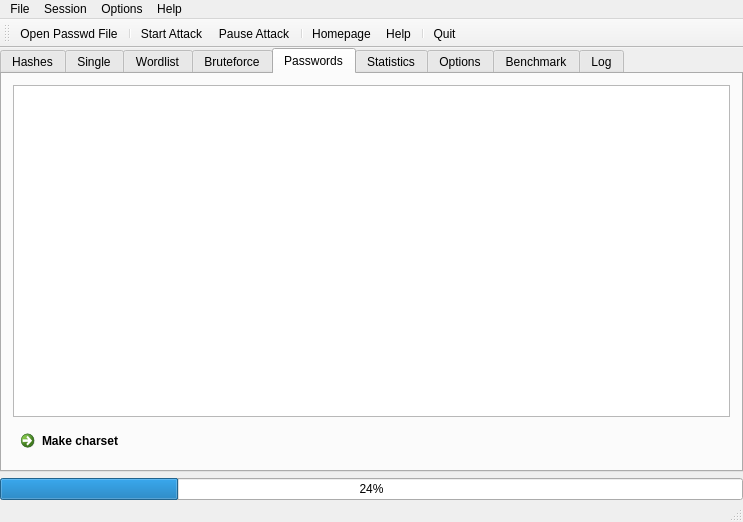
The window that mainwindow.ui (openwall/johnny) describes before a commit, drawn with Qt 5.
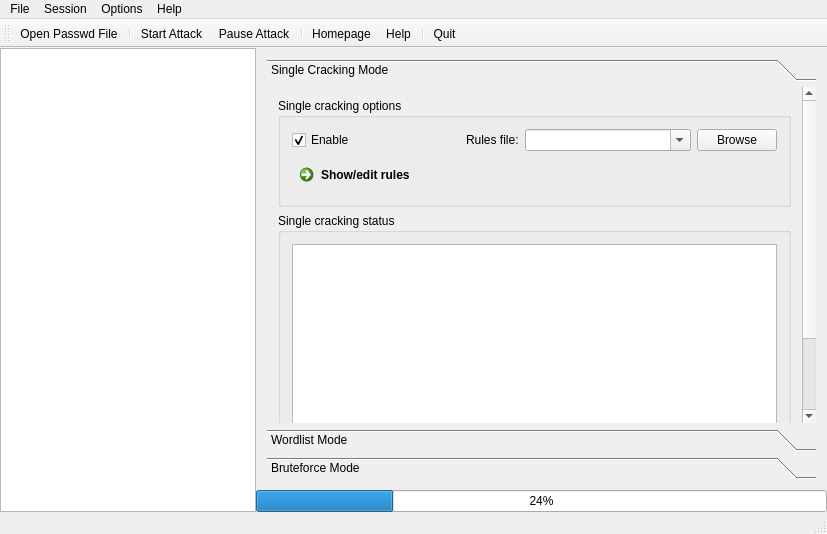
The same window after the commit. The open tabs and pages were chosen to show the change. Icons and pictures are not drawn.

Commit message: Ui overhaul for the tabbed interface and test integration with John.

What changed in the file:
```diff
--- a/mainwindow.ui
+++ b/mainwindow.ui
@@ -6,12 +6,12 @@
    <rect>
     <x>0</x>
     <y>0</y>
-    <width>743</width>
-    <height>522</height>
+    <width>827</width>
+    <height>534</height>
    </rect>
   </property>
   <property name="sizePolicy">
-   <sizepolicy hsizetype="Minimum" vsizetype="Preferred">
+   <sizepolicy hsizetype="Minimum" vsizetype="Minimum">
     <horstretch>0</horstretch>
     <verstretch>0</verstretch>
    </sizepolicy>
@@ -24,22 +24,125 @@
     <normaloff>:/icons/johnny.png</normaloff>:/icons/johnny.png</iconset>
   </property>
   <widget class="QWidget" name="centralWidget">
+   <layout class="QHBoxLayout" name="horizontalLayout_2">
+    <property name="spacing">
+     <number>0</number>
+    </property>
+    <property name="margin">
+     <number>0</number>
+    </property>
+    <item>
+     <widget class="QListWidget" name="listWidgetTabs">
+      <property name="sizePolicy">
+       <sizepolicy hsizetype="Preferred" vsizetype="Preferred">
+        <horstretch>0</horstretch>
+        <verstretch>0</verstretch>
+       </sizepolicy>
+      </property>
+      <property name="maximumSize">
+       <size>
+        <width>16777215</width>
+        <height>16777215</height>
+       </size>
+      </property>
+      <property name="frameShape">
+       <enum>QFrame::StyledPanel</enum>
+      </property>
+      <property name="frameShadow">
+       <enum>QFrame::Sunken</enum>
+      </property>
+      <property name="verticalScrollBarPolicy">
+       <enum>Qt::ScrollBarAsNeeded</enum>
+      </property>
+      <property name="horizontalScrollBarPolicy">
+       <enum>Qt::ScrollBarAlwaysOff</enum>
+      </property>
+      <property name="autoScrollMargin">
+       <number>0</number>
+      </property>
+      <property name="editTriggers">
+       <set>QAbstractItemView::NoEditTriggers</set>
+      </property>
+      <property name="tabKeyNavigation">
+       <bool>true</bool>
+      </property>
+      <property name="dragDropMode">
+       <enum>QAbstractItemView::NoDragDrop</enum>
+      </property>
+      <property name="alternatingRowColors">
+       <bool>true</bool>
+      </property>
+      <property name="selectionBehavior">
+       <enum>QAbstractItemView::SelectRows</enum>
+      </property>
+      <property name="iconSize">
+       <size>
+        <width>32</width>
+        <height>32</height>
+       </size>
+      </property>
+      <property name="textElideMode">
+       <enum>Qt::ElideMiddle</enum>
+      </property>
+      <property name="verticalScrollMode">
+       <enum>QAbstractItemView::ScrollPerItem</enum>
+      </property>
+      <property name="movement">
+       <enum>QListView::Static</enum>
+      </property>
+      <property name="flow">
+       <enum>QListView::TopToBottom</enum>
+      </property>
+      <property name="isWrapping" stdset="0">
+       <bool>false</bool>
+      </property>
+      <property name="resizeMode">
+       <enum>QListView::Adjust</enum>
+      </property>
+      <property name="spacing">
+       <number>0</number>
+      </property>
+      <property name="viewMode">
+       <enum>QListView::IconMode</enum>
+      </property>
+      <property name="uniformItemSizes">
+       <bool>false</bool>
+      </property>
+      <property name="wordWrap">
+       <bool>false</bool>
+      </property>
+      <property name="selectionRectVisible">
+       <bool>false</bool>
+      </property>
+     </widget>
+    </item>
+    <item>
+     <widget class="QWidget" name="widget" native="true">
+      <property name="sizePolicy">
+       <sizepolicy hsizetype="Preferred" vsizetype="Preferred">
+        <horstretch>0</horstretch>
+        <verstretch>0</verstretch>
+       </sizepolicy>
+      </property>
    <layout class="QVBoxLayout" name="verticalLayout">
+       <property name="spacing">
+        <number>0</number>
+       </property>
     <property name="margin">
      <number>0</number>
     </property>
     <item>
-     <widget class="QTabWidget" name="tabWidget">
+        <widget class="QStackedWidget" name="stackedWidget">
+         <property name="layoutDirection">
+          <enum>Qt::LeftToRight</enum>
+         </property>
+         <property name="styleSheet">
+          <string notr="true"/>
+         </property>
       <property name="currentIndex">
        <number>0</number>
       </property>
-      <property name="documentMode">
-       <bool>false</bool>
-      </property>
-      <widget class="QWidget" name="tab_hashes">
-       <attribute name="title">
-        <string>Hashes</string>
-       </attribute>
+         <widget class="QWidget" name="passwordsPage">
        <layout class="QVBoxLayout" name="verticalLayout_4">
         <item>
          <widget class="QGroupBox" name="groupBox">
@@ -79,12 +182,27 @@
         </item>
        </layout>
       </widget>
-      <widget class="QWidget" name="tab">
-       <attribute name="title">
-        <string>Single</string>
-       </attribute>
+         <widget class="QWidget" name="optionsPage">
        <layout class="QVBoxLayout" name="verticalLayout_5">
         <item>
+            <widget class="QToolBox" name="toolBox">
+             <property name="currentIndex">
+              <number>2</number>
+             </property>
+             <widget class="QWidget" name="singleOptions">
+              <property name="geometry">
+               <rect>
+                <x>0</x>
+                <y>0</y>
+                <width>564</width>
+                <height>421</height>
+               </rect>
+              </property>
+              <attribute name="label">
+               <string>Single Cracking Mode</string>
+              </attribute>
+              <layout class="QVBoxLayout" name="verticalLayout_10">
+               <item>
          <widget class="QGroupBox" name="groupBox_Options">
           <property name="title">
            <string>Single cracking options</string>
@@ -93,7 +211,7 @@
            <item row="0" column="2">
             <widget class="QComboBox" name="comboBox">
              <property name="sizePolicy">
-              <sizepolicy hsizetype="Expanding" vsizetype="Fixed">
+                     <sizepolicy hsizetype="Expanding" vsizetype="Minimum">
                <horstretch>0</horstretch>
                <verstretch>0</verstretch>
               </sizepolicy>
@@ -111,6 +229,12 @@
            </item>
            <item row="0" column="3">
             <widget class="QPushButton" name="pushButton_2">
+                    <property name="sizePolicy">
+                     <sizepolicy hsizetype="Minimum" vsizetype="Minimum">
+                      <horstretch>0</horstretch>
+                      <verstretch>0</verstretch>
+                     </sizepolicy>
+                    </property>
              <property name="text">
               <string>Browse</string>
              </property>
@@ -118,6 +242,12 @@
            </item>
            <item row="0" column="0">
             <widget class="QCheckBox" name="checkBox">
+                    <property name="sizePolicy">
+                     <sizepolicy hsizetype="Minimum" vsizetype="Minimum">
+                      <horstretch>0</horstretch>
+                      <verstretch>0</verstretch>
+                     </sizepolicy>
+                    </property>
              <property name="text">
               <string>Enable</string>
              </property>
@@ -157,7 +287,7 @@
             </widget>
            </item>
            <item>
-            <widget class="QWidget" name="widget" native="true">
+                   <widget class="QWidget" name="widget_2" native="true">
              <layout class="QGridLayout" name="gridLayout_3">
               <item row="0" column="0">
                <widget class="QLabel" name="label_2">
@@ -195,11 +325,19 @@
         </item>
        </layout>
       </widget>
-      <widget class="QWidget" name="tab_dictionary">
-       <attribute name="title">
-        <string>Wordlist</string>
-       </attribute>
-       <layout class="QVBoxLayout" name="verticalLayout_8">
+             <widget class="QWidget" name="wordlistOptions">
+              <property name="geometry">
+               <rect>
+                <x>0</x>
+                <y>0</y>
+                <width>573</width>
+                <height>454</height>
+               </rect>
+              </property>
+              <attribute name="label">
+               <string>Wordlist Mode</string>
+              </attribute>
+              <layout class="QVBoxLayout" name="verticalLayout_11">
         <item>
          <widget class="QGroupBox" name="groupBox_Options_2">
           <property name="title">
@@ -361,11 +499,11 @@
         </item>
        </layout>
       </widget>
-      <widget class="QWidget" name="tab_bruteforce">
-       <attribute name="title">
-        <string>Bruteforce</string>
-       </attribute>
-       <layout class="QVBoxLayout" name="verticalLayout_2">
+             <widget class="QWidget" name="bruteforceOptions">
+              <attribute name="label">
+               <string>Bruteforce Mode</string>
+              </attribute>
+              <layout class="QVBoxLayout" name="verticalLayout_12">
         <item>
          <widget class="QGroupBox" name="groupBox_2">
           <property name="title">
@@ -471,54 +609,42 @@
         </item>
        </layout>
       </widget>
-      <widget class="QWidget" name="tab_passwords">
-       <attribute name="title">
-        <string>Passwords</string>
-       </attribute>
-       <layout class="QVBoxLayout" name="verticalLayout_3">
+            </widget>
+           </item>
+          </layout>
+         </widget>
+         <widget class="QWidget" name="statisticsPage"/>
+         <widget class="QWidget" name="benchmarkPage"/>
+         <widget class="QWidget" name="settingsPage"/>
+         <widget class="QWidget" name="outputPage">
+          <layout class="QVBoxLayout" name="verticalLayout_9">
         <item>
-         <widget class="QTableView" name="tableView_Passwords">
-          <attribute name="horizontalHeaderDefaultSectionSize">
-           <number>200</number>
-          </attribute>
-          <attribute name="horizontalHeaderStretchLastSection">
+            <widget class="QPlainTextEdit" name="plainTextEdit_JohnOut">
+             <property name="readOnly">
            <bool>true</bool>
-          </attribute>
+             </property>
          </widget>
         </item>
         <item>
-         <widget class="QCommandLinkButton" name="commandLinkButton_5">
+            <widget class="QPushButton" name="pushButton_JohnStatus">
           <property name="text">
-           <string>Make charset</string>
+              <string>Status</string>
           </property>
          </widget>
         </item>
        </layout>
       </widget>
-      <widget class="QWidget" name="tab_2">
-       <attribute name="title">
-        <string>Statistics</string>
-       </attribute>
-      </widget>
-      <widget class="QWidget" name="tab_options">
-       <attribute name="title">
-        <string>Options</string>
-       </attribute>
-      </widget>
-      <widget class="QWidget" name="tab_benchmark">
-       <attribute name="title">
-        <string>Benchmark</string>
-       </attribute>
-      </widget>
-      <widget class="QWidget" name="tab_3">
-       <attribute name="title">
-        <string>Log</string>
-       </attribute>
-      </widget>
+         <widget class="QWidget" name="logPage"/>
      </widget>
     </item>
     <item>
      <widget class="QProgressBar" name="progressBar">
+         <property name="sizePolicy">
+          <sizepolicy hsizetype="Expanding" vsizetype="Minimum">
+           <horstretch>0</horstretch>
+           <verstretch>0</verstretch>
+          </sizepolicy>
+         </property>
       <property name="value">
        <number>24</number>
       </property>
@@ -526,7 +652,16 @@
     </item>
    </layout>
   </widget>
+    </item>
+   </layout>
+  </widget>
   <widget class="QToolBar" name="mainToolBar">
+   <property name="sizePolicy">
+    <sizepolicy hsizetype="Preferred" vsizetype="Minimum">
+     <horstretch>0</horstretch>
+     <verstretch>0</verstretch>
+    </sizepolicy>
+   </property>
    <property name="iconSize">
     <size>
      <width>32</width>
@@ -558,7 +693,7 @@
     <rect>
      <x>0</x>
      <y>0</y>
-     <width>743</width>
+     <width>827</width>
      <height>25</height>
     </rect>
    </property>
```
Left out of the diff: 45 changed lines with no effect on the pictures. Lines whose indentation alone changed are shown as unchanged. The commit also changes 7 other files.
